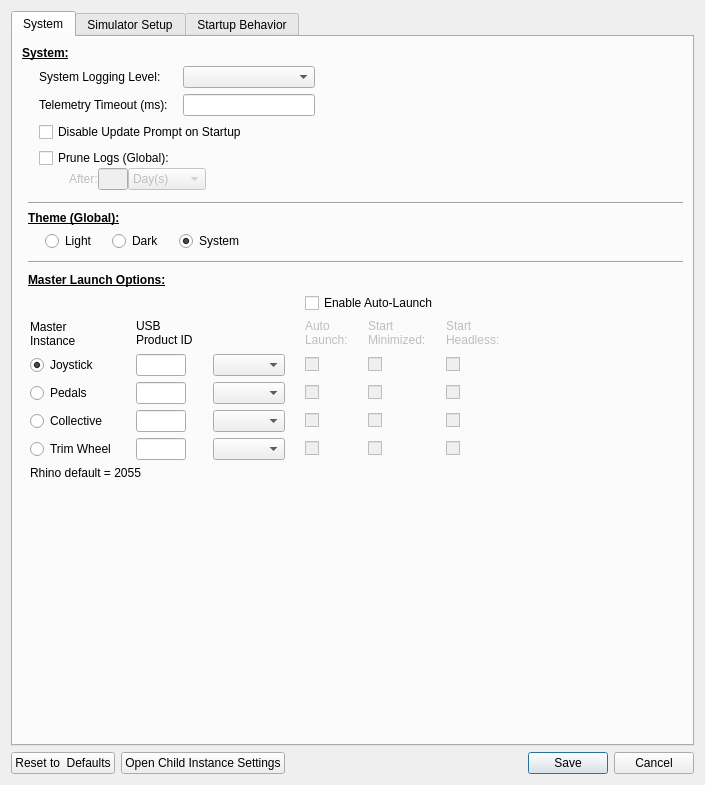
First picture: the form in SM/system_settings_new.ui, repository walmis/VPforce-TelemFFB, before the edit.
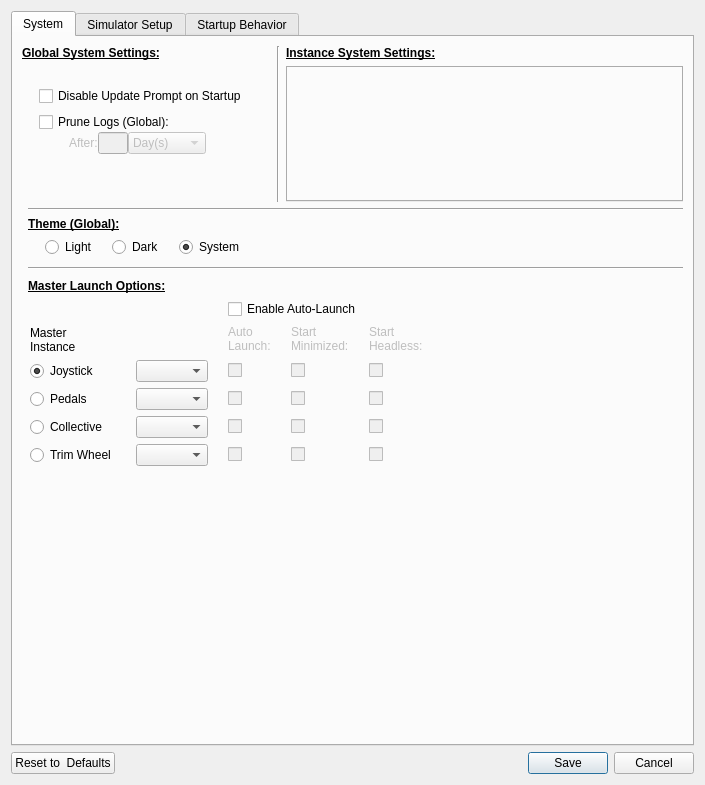
Second picture: the form after the edit. The open tabs and pages were chosen to show the change. Custom widgets are drawn as their Qt base class.

Commit message:
refactor(settings): the master dialog configures every device
Certain items used to require launching of separate system settings pages for each child device.

The dialog now carries one panel per configured device and writes each one's settings
under its own {role}/ keys, so the child settings pages are no longe required.

VPconf profiles are validated against the device they are for.

The USB Product ID column goes with them. It was never an input. The selector is the source
now, and a device with nothing assigned can no longer be made the master or given launch options.

Patch:
```diff
--- a/SM/system_settings_new.ui
+++ b/SM/system_settings_new.ui
@@ -29,13 +29,6 @@
        </property>
       </widget>
      </item>
-     <item>
-      <widget class="QPushButton" name="buttonChildSettings">
-       <property name="text">
-        <string>Open Child Instance Settings</string>
-       </property>
-      </widget>
-     </item>
      <item>
       <widget class="QDialogButtonBox" name="buttonBox">
        <property name="orientation">
@@ -64,218 +57,14 @@
        <string>System</string>
       </attribute>
       <layout class="QGridLayout" name="gridLayout_16">
-       <item row="0" column="0" colspan="2">
-        <layout class="QGridLayout" name="gridLayout_5">
-         <property name="horizontalSpacing">
-          <number>15</number>
-         </property>
-         <item row="1" column="1">
-          <widget class="QLabel" name="label">
-           <property name="text">
-            <string>System Logging Level:</string>
-           </property>
-          </widget>
-         </item>
-         <item row="4" column="1" colspan="2">
-          <layout class="QGridLayout" name="gridLayout_2">
-           <item row="1" column="0">
-            <spacer name="horizontalSpacer_12">
-             <property name="orientation">
-              <enum>Qt::Horizontal</enum>
-             </property>
-             <property name="sizeType">
-              <enum>QSizePolicy::Fixed</enum>
-             </property>
-             <property name="sizeHint" stdset="0">
-              <size>
-               <width>30</width>
-               <height>20</height>
-              </size>
-             </property>
-            </spacer>
-           </item>
-           <item row="1" column="4">
-            <spacer name="horizontalSpacer_13">
-             <property name="orientation">
-              <enum>Qt::Horizontal</enum>
-             </property>
-             <property name="sizeHint" stdset="0">
-              <size>
-               <width>40</width>
-               <height>20</height>
-              </size>
-             </property>
-            </spacer>
-           </item>
-           <item row="1" column="1">
-            <widget class="QLabel" name="lab_logPrune">
-             <property name="enabled">
-              <bool>false</bool>
-             </property>
-             <property name="sizePolicy">
-              <sizepolicy hsizetype="Fixed" vsizetype="Preferred">
-               <horstretch>0</horstretch>
-               <verstretch>0</verstretch>
-              </sizepolicy>
-             </property>
-             <property name="text">
-              <string>After:</string>
-             </property>
-            </widget>
-           </item>
-           <item row="0" column="0" colspan="4">
-            <widget class="LabeledToggle" name="cb_logPrune">
-             <property name="text">
-              <string>Prune Logs (Global):</string>
-             </property>
-            </widget>
-           </item>
-           <item row="1" column="2">
-            <widget class="QLineEdit" name="tb_logPrune">
-             <property name="enabled">
-              <bool>false</bool>
-             </property>
-             <property name="maximumSize">
-              <size>
-               <width>30</width>
-               <height>16777215</height>
-              </size>
-             </property>
-            </widget>
-           </item>
-           <item row="1" column="3">
-            <widget class="QComboBox" name="combo_logPrune">
-             <property name="enabled">
-              <bool>false</bool>
-             </property>
-             <property name="sizePolicy">
-              <sizepolicy hsizetype="Fixed" vsizetype="Fixed">
-               <horstretch>0</horstretch>
-               <verstretch>0</verstretch>
-              </sizepolicy>
-             </property>
-             <item>
-              <property name="text">
-               <string>Day(s)</string>
-              </property>
-             </item>
-             <item>
-              <property name="text">
-               <string>Week(s)</string>
-              </property>
-             </item>
-             <item>
-              <property name="text">
-               <string>Month(s)</string>
-              </property>
-             </item>
-            </widget>
-           </item>
-          </layout>
-         </item>
-         <item row="2" column="2">
-          <widget class="QLineEdit" name="telemTimeout"/>
-         </item>
-         <item row="3" column="1" colspan="2">
-          <widget class="LabeledToggle" name="ignoreUpdate">
-           <property name="sizePolicy">
-            <sizepolicy hsizetype="Minimum" vsizetype="Fixed">
-             <horstretch>0</horstretch>
-             <verstretch>0</verstretch>
-            </sizepolicy>
-           </property>
-           <property name="text">
-            <string>Disable Update Prompt on Startup</string>
-           </property>
-          </widget>
-         </item>
-         <item row="1" column="0">
-          <spacer name="horizontalSpacer_28">
-           <property name="orientation">
-            <enum>Qt::Horizontal</enum>
-           </property>
-           <property name="sizeType">
-            <enum>QSizePolicy::Fixed</enum>
-           </property>
-           <property name="sizeHint" stdset="0">
-            <size>
-             <width>2</width>
-             <height>20</height>
-            </size>
-           </property>
-          </spacer>
-         </item>
-         <item row="0" column="0" colspan="2">
-          <widget class="QLabel" name="labelSystem">
-           <property name="font">
-            <font>
-             <bold>true</bold>
-             <underline>true</underline>
-            </font>
-           </property>
-           <property name="text">
-            <string>System:</string>
-           </property>
-          </widget>
-         </item>
-         <item row="2" column="1">
-          <widget class="QLabel" name="label_2">
-           <property name="text">
-            <string>Telemetry Timeout (ms):</string>
-           </property>
-          </widget>
-         </item>
-         <item row="1" column="2">
-          <widget class="QComboBox" name="logLevel">
-           <property name="sizePolicy">
-            <sizepolicy hsizetype="Preferred" vsizetype="Fixed">
-             <horstretch>0</horstretch>
-             <verstretch>0</verstretch>
-            </sizepolicy>
-           </property>
-          </widget>
-         </item>
-        </layout>
-       </item>
-       <item row="0" column="2">
-        <spacer name="horizontalSpacer">
-         <property name="orientation">
-          <enum>Qt::Horizontal</enum>
-         </property>
-         <property name="sizeHint" stdset="0">
-          <size>
-           <width>449</width>
-           <height>20</height>
-          </size>
-         </property>
-        </spacer>
-       </item>
-       <item row="1" column="0" rowspan="2" colspan="2">
-        <widget class="QWidget" name="pruneLogOptions" native="true">
-         <layout class="QGridLayout" name="gridLayout_14">
-          <property name="leftMargin">
-           <number>0</number>
-          </property>
-          <property name="topMargin">
-           <number>0</number>
-          </property>
-          <property name="rightMargin">
-           <number>0</number>
-          </property>
-          <property name="bottomMargin">
-           <number>0</number>
-          </property>
-         </layout>
-        </widget>
-       </item>
-       <item row="2" column="1" colspan="2">
+       <item row="1" column="1" colspan="2">
         <widget class="Line" name="systab_line2">
          <property name="orientation">
           <enum>Qt::Horizontal</enum>
          </property>
         </widget>
        </item>
-       <item row="3" column="1">
+       <item row="2" column="1">
         <widget class="QWidget" name="themeOptions" native="true">
          <layout class="QGridLayout" name="gridLayout_13">
           <property name="leftMargin">
@@ -365,7 +154,7 @@
          </layout>
         </widget>
        </item>
-       <item row="4" column="1" colspan="2">
+       <item row="3" column="1" colspan="2">
         <widget class="Line" name="systab_line1">
          <property name="sizePolicy">
           <sizepolicy hsizetype="Minimum" vsizetype="Fixed">
@@ -384,7 +173,7 @@
          </property>
         </widget>
        </item>
-       <item row="6" column="0" colspan="2">
+       <item row="5" column="0" colspan="2">
         <spacer name="verticalSpacer">
          <property name="orientation">
           <enum>Qt::Vertical</enum>
@@ -397,7 +186,7 @@
          </property>
         </spacer>
        </item>
-       <item row="5" column="1" colspan="2">
+       <item row="4" column="1" colspan="2">
         <widget class="QWidget" name="masterLaunchOptions" native="true">
          <layout class="QGridLayout" name="gridLayout_7">
           <property name="leftMargin">
@@ -437,7 +226,7 @@
               </property>
               <property name="sizeHint" stdset="0">
                <size>
-                <width>357</width>
+                <width>40</width>
                 <height>29</height>
                </size>
               </property>
@@ -533,7 +322,7 @@
               </property>
               <property name="sizeHint" stdset="0">
                <size>
-                <width>357</width>
+                <width>40</width>
                 <height>19</height>
                </size>
               </property>
@@ -546,22 +335,12 @@
               </property>
               <property name="sizeHint" stdset="0">
                <size>
-                <width>357</width>
+                <width>40</width>
                 <height>19</height>
                </size>
               </property>
              </spacer>
             </item>
-            <item row="4" column="2">
-             <widget class="QLineEdit" name="tb_pid_c">
-              <property name="maximumSize">
-               <size>
-                <width>50</width>
-                <height>16777215</height>
-               </size>
-              </property>
-             </widget>
-            </item>
             <item row="1" column="4">
              <widget class="QLabel" name="lab_auto_launch">
               <property name="enabled">
@@ -608,7 +387,7 @@
               </property>
               <property name="sizeHint" stdset="0">
                <size>
-                <width>357</width>
+                <width>40</width>
                 <height>19</height>
                </size>
               </property>
@@ -652,19 +431,6 @@
               </property>
              </widget>
             </item>
-            <item row="2" column="2">
-             <widget class="QLineEdit" name="tb_pid_j">
-              <property name="maximumSize">
-               <size>
-                <width>50</width>
-                <height>16777215</height>
-               </size>
-              </property>
-              <property name="text">
-               <string/>
-              </property>
-             </widget>
-            </item>
             <item row="3" column="4">
              <widget class="QCheckBox" name="cb_al_enable_p">
               <property name="enabled">
@@ -713,24 +479,6 @@
               </property>
              </widget>
             </item>
-            <item row="6" column="1" colspan="2">
-             <widget class="QLabel" name="label_10">
-              <property name="text">
-               <string>Rhino default = 2055</string>
-              </property>
-             </widget>
-            </item>
-            <item row="1" column="2">
-             <widget class="QLabel" name="label_12">
-              <property name="text">
-               <string>USB
-Product ID</string>
-              </property>
-              <property name="alignment">
-               <set>Qt::AlignLeading|Qt::AlignLeft|Qt::AlignTop</set>
-              </property>
-             </widget>
-            </item>
             <item row="5" column="1">
              <widget class="QRadioButton" name="rb_master_t">
               <property name="text">
@@ -780,26 +528,6 @@
               </property>
              </widget>
             </item>
-            <item row="5" column="2">
-             <widget class="QLineEdit" name="tb_pid_t">
-              <property name="maximumSize">
-               <size>
-                <width>50</width>
-                <height>16777215</height>
-               </size>
-              </property>
-             </widget>
-            </item>
-            <item row="3" column="2">
-             <widget class="QLineEdit" name="tb_pid_p">
-              <property name="maximumSize">
-               <size>
-                <width>50</width>
-                <height>16777215</height>
-               </size>
-              </property>
-             </widget>
-            </item>
             <item row="2" column="4">
              <widget class="QCheckBox" name="cb_al_enable_j">
               <property name="enabled">
@@ -898,6 +626,209 @@
          </layout>
         </widget>
        </item>
+       <item row="0" column="0" colspan="3">
+        <layout class="QHBoxLayout" name="systemSplit" stretch="0,0,1">
+         <item>
+          <layout class="QVBoxLayout" name="globalSystemColumn">
+           <item>
+            <layout class="QGridLayout" name="gridLayout_5">
+             <property name="horizontalSpacing">
+              <number>15</number>
+             </property>
+             <item row="4" column="1" colspan="2">
+              <layout class="QGridLayout" name="gridLayout_2">
+               <item row="1" column="0">
+                <spacer name="horizontalSpacer_12">
+                 <property name="orientation">
+                  <enum>Qt::Horizontal</enum>
+                 </property>
+                 <property name="sizeType">
+                  <enum>QSizePolicy::Fixed</enum>
+                 </property>
+                 <property name="sizeHint" stdset="0">
+                  <size>
+                   <width>30</width>
+                   <height>20</height>
+                  </size>
+                 </property>
+                </spacer>
+               </item>
+               <item row="1" column="4">
+                <spacer name="horizontalSpacer_13">
+                 <property name="orientation">
+                  <enum>Qt::Horizontal</enum>
+                 </property>
+                 <property name="sizeHint" stdset="0">
+                  <size>
+                   <width>40</width>
+                   <height>20</height>
+                  </size>
+                 </property>
+                </spacer>
+               </item>
+               <item row="1" column="1">
+                <widget class="QLabel" name="lab_logPrune">
+                 <property name="enabled">
+                  <bool>false</bool>
+                 </property>
+                 <property name="sizePolicy">
+                  <sizepolicy hsizetype="Fixed" vsizetype="Preferred">
+                   <horstretch>0</horstretch>
+                   <verstretch>0</verstretch>
+                  </sizepolicy>
+                 </property>
+                 <property name="text">
+                  <string>After:</string>
+                 </property>
+                </widget>
+               </item>
+               <item row="0" column="0" colspan="4">
+                <widget class="LabeledToggle" name="cb_logPrune">
+                 <property name="text">
+                  <string>Prune Logs (Global):</string>
+                 </property>
+                </widget>
+               </item>
+               <item row="1" column="2">
+                <widget class="QLineEdit" name="tb_logPrune">
+                 <property name="enabled">
+                  <bool>false</bool>
+                 </property>
+                 <property name="maximumSize">
+                  <size>
+                   <width>30</width>
+                   <height>16777215</height>
+                  </size>
+                 </property>
+                </widget>
+               </item>
+               <item row="1" column="3">
+                <widget class="QComboBox" name="combo_logPrune">
+                 <property name="enabled">
+                  <bool>false</bool>
+                 </property>
+                 <property name="sizePolicy">
+                  <sizepolicy hsizetype="Fixed" vsizetype="Fixed">
+                   <horstretch>0</horstretch>
+                   <verstretch>0</verstretch>
+                  </sizepolicy>
+                 </property>
+                 <item>
+                  <property name="text">
+                   <string>Day(s)</string>
+                  </property>
+                 </item>
+                 <item>
+                  <property name="text">
+                   <string>Week(s)</string>
+                  </property>
+                 </item>
+                 <item>
+                  <property name="text">
+                   <string>Month(s)</string>
+                  </property>
+                 </item>
+                </widget>
+               </item>
+              </layout>
+             </item>
+             <item row="3" column="1" colspan="2">
+              <widget class="LabeledToggle" name="ignoreUpdate">
+               <property name="sizePolicy">
+                <sizepolicy hsizetype="Minimum" vsizetype="Fixed">
+                 <horstretch>0</horstretch>
+                 <verstretch>0</verstretch>
+                </sizepolicy>
+               </property>
+               <property name="text">
+                <string>Disable Update Prompt on Startup</string>
+               </property>
+              </widget>
+             </item>
+             <item row="1" column="0">
+              <spacer name="horizontalSpacer_28">
+               <property name="orientation">
+                <enum>Qt::Horizontal</enum>
+               </property>
+               <property name="sizeType">
+                <enum>QSizePolicy::Fixed</enum>
+               </property>
+               <property name="sizeHint" stdset="0">
+                <size>
+                 <width>2</width>
+                 <height>20</height>
+                </size>
+               </property>
+              </spacer>
+             </item>
+             <item row="0" column="0" colspan="2">
+              <widget class="QLabel" name="labelSystem">
+               <property name="font">
+                <font>
+                 <bold>true</bold>
+                 <underline>true</underline>
+                </font>
+               </property>
+               <property name="text">
+                <string>Global System Settings:</string>
+               </property>
+              </widget>
+             </item>
+            </layout>
+           </item>
+           <item>
+            <widget class="QWidget" name="pruneLogOptions" native="true">
+             <layout class="QGridLayout" name="gridLayout_14">
+              <property name="leftMargin">
+               <number>0</number>
+              </property>
+              <property name="topMargin">
+               <number>0</number>
+              </property>
+              <property name="rightMargin">
+               <number>0</number>
+              </property>
+              <property name="bottomMargin">
+               <number>0</number>
+              </property>
+             </layout>
+            </widget>
+           </item>
+          </layout>
+         </item>
+         <item>
+          <widget class="Line" name="systab_vline">
+           <property name="orientation">
+            <enum>Qt::Vertical</enum>
+           </property>
+          </widget>
+         </item>
+         <item>
+          <layout class="QVBoxLayout" name="instanceSystemColumn">
+           <item>
+            <widget class="QLabel" name="labelInstanceSystem">
+             <property name="font">
+              <font>
+               <bold>true</bold>
+               <underline>true</underline>
+              </font>
+             </property>
+             <property name="text">
+              <string>Instance System Settings:</string>
+             </property>
+            </widget>
+           </item>
+           <item>
+            <widget class="QTabWidget" name="instance_tabs_system">
+             <property name="currentIndex">
+              <number>0</number>
+             </property>
+            </widget>
+           </item>
+          </layout>
+         </item>
+        </layout>
+       </item>
       </layout>
      </widget>
      <widget class="QWidget" name="tab_Simulators">
```
Left out of the diff: 243 changed lines with no effect on the pictures. The commit also changes 13 other files.
